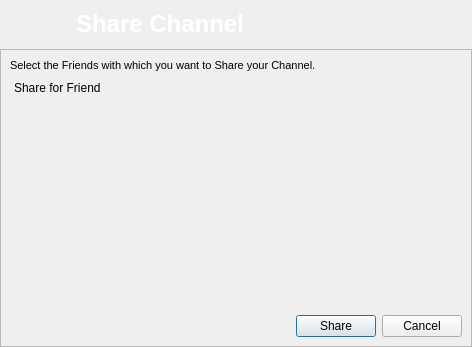
The window that retroshare-gui/src/gui/channels/ShareKey.ui (RetroShare/RetroShare) describes before a commit, drawn with Qt 5.
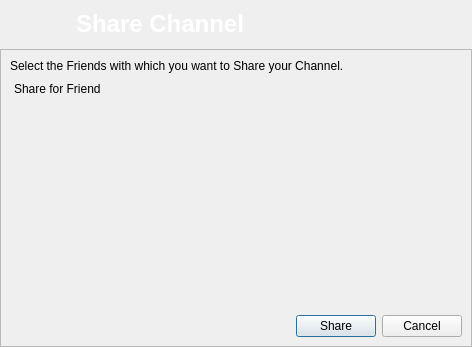
The same window after the commit. Icons and pictures are not drawn. Custom widgets are drawn as their Qt base class.

Diff of the .ui file:
```diff
--- a/retroshare-gui/src/gui/channels/ShareKey.ui
+++ b/retroshare-gui/src/gui/channels/ShareKey.ui
@@ -215,11 +215,7 @@
       <item row="0" column="0">
        <widget class="QLabel" name="label_2">
         <property name="text">
-         <string>&lt;!DOCTYPE HTML PUBLIC &quot;-//W3C//DTD HTML 4.0//EN&quot; &quot;http://www.w3.org/TR/REC-html40/strict.dtd&quot;&gt;
-&lt;html&gt;&lt;head&gt;&lt;meta name=&quot;qrichtext&quot; content=&quot;1&quot; /&gt;&lt;style type=&quot;text/css&quot;&gt;
-p, li { white-space: pre-wrap; }
-&lt;/style&gt;&lt;/head&gt;&lt;body style=&quot; font-family:'MS Shell Dlg 2'; font-size:8.25pt; font-weight:400; font-style:normal;&quot;&gt;
-&lt;p style=&quot; margin-top:0px; margin-bottom:0px; margin-left:0px; margin-right:0px; -qt-block-indent:0; text-indent:0px;&quot;&gt;&lt;span style=&quot; font-size:8pt;&quot;&gt;Select the Friends with which you want to Share your Channel.&lt;/span&gt;&lt;/p&gt;&lt;/body&gt;&lt;/html&gt;</string>
+         <string>Select the Friends with which you want to Share your Channel.</string>
         </property>
        </widget>
       </item>
```
